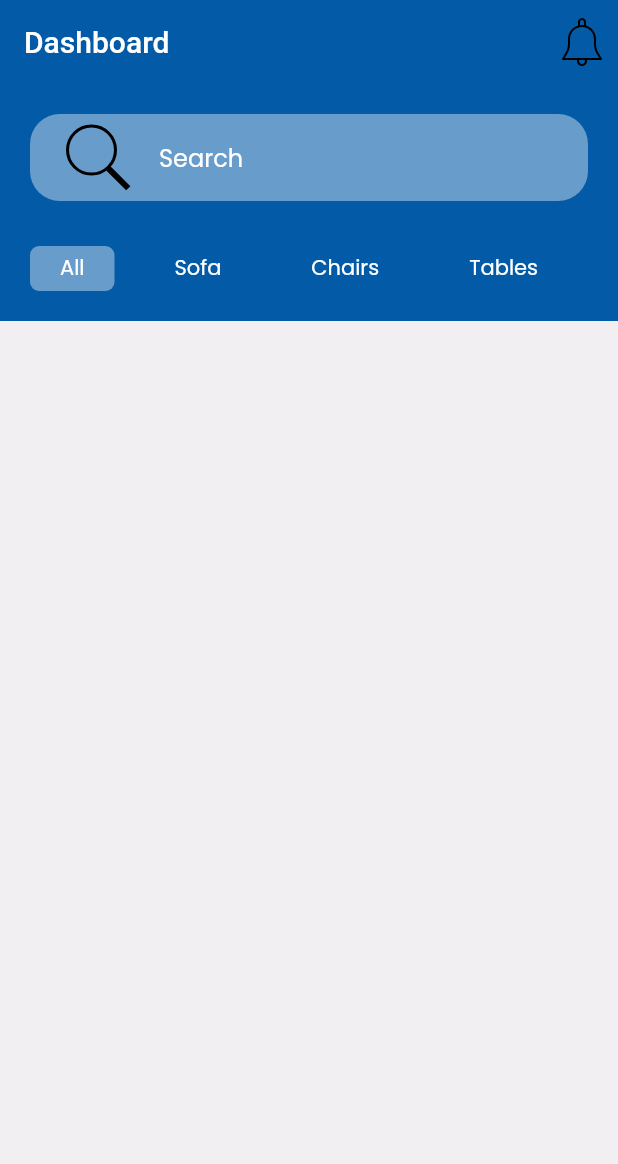
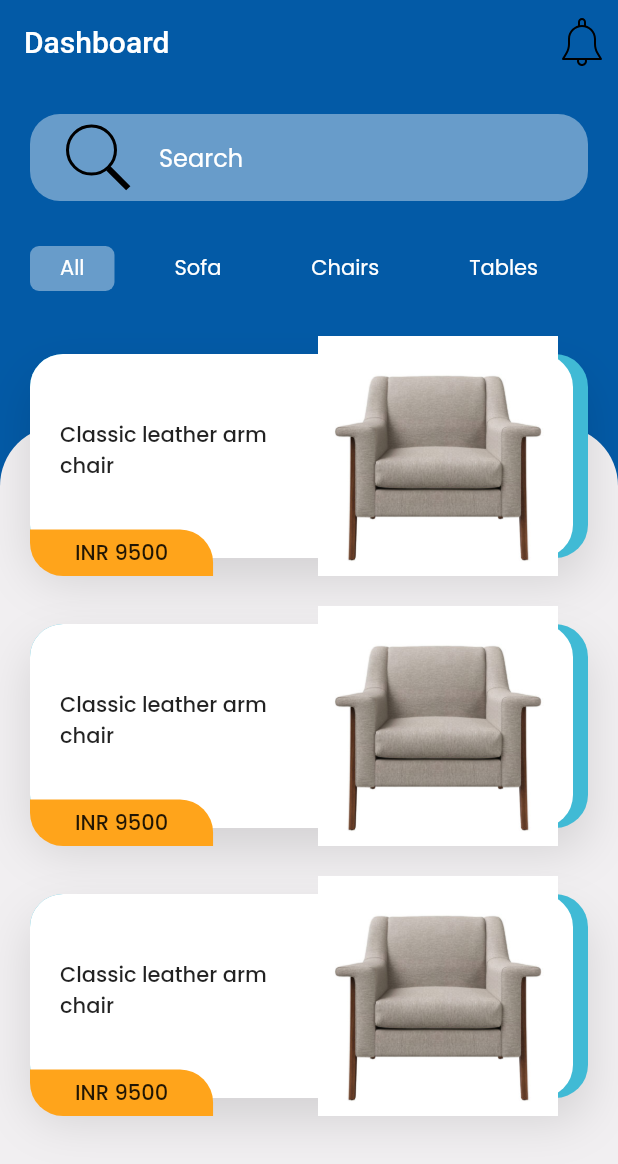
Before and after one commit to scriptclump/flutter-furniture-shop-app-ui, a Flutter app: the screen it shows after launch, on a phone screen of 412 x 824 dp. Shown: the top 1164 px of the screen. Run offline on Flutter 3.47's test engine with Material 2 defaults, Android fonts, the phone set to English and light mode, and no system bars; our stand-ins replace flutter_svg, google_fonts.

Commit message:
Creates product card

```diff
--- a/lib/screens/product/components/body.dart
+++ b/lib/screens/product/components/body.dart
@@ -1,3 +1,5 @@
+import 'package:first_app/models/product.dart';
+import 'package:first_app/screens/product/components/product_card.dart';
 import 'package:flutter/material.dart';
 import 'package:flutter_svg/svg.dart';
 
@@ -8,8 +10,6 @@ import '../components/category_list.dart';
 class Body extends StatelessWidget {
   @override
   Widget build(BuildContext context) {
-    // It will provide total height & width of screen
-    Size size = MediaQuery.of(context).size;
     return SafeArea(
       child: Column(
         children: <Widget>[
@@ -19,11 +19,21 @@ class Body extends StatelessWidget {
           Expanded(
             child: Stack(
               children: <Widget>[
+                // Background with White
                 Container(
+                  margin: EdgeInsets.only(top: 70),
                   decoration: BoxDecoration(
                     color: kBackgroudColor,
+                    borderRadius: BorderRadius.only(
+                      topLeft: Radius.circular(40),
+                      topRight: Radius.circular(40),
+                    ),
                   ),
                 ),
+                ListView.builder(
+                  itemCount: 3,
+                  itemBuilder: (context, index) => ProductCard(),
+                )
               ],
             ),
           )
--- /dev/null
+++ b/lib/screens/product/components/product_card.dart
@@ -0,0 +1,107 @@
+import 'package:first_app/models/product.dart';
+import 'package:flutter/material.dart';
+
+import '../../../constants.dart';
+
+class ProductCard extends StatelessWidget {
+  const ProductCard({
+    Key key,
+    this.itemIndex,
+    this.product,
+  }) : super(key: key);
+
+  final int itemIndex;
+  final Product product;
+
+  @override
+  Widget build(BuildContext context) {
+    // It will provide total height & width of screen
+    Size size = MediaQuery.of(context).size;
+    return Container(
+      margin: EdgeInsets.symmetric(
+        horizontal: kDefaultPadding,
+        vertical: kDefaultPadding / 2,
+      ),
+      // color: Colors.blueAccent,
+      height: 160,
+      child: Stack(
+        alignment: Alignment.center,
+        children: <Widget>[
+          // Image white backgound
+          Container(
+            height: 136,
+            decoration: BoxDecoration(
+              borderRadius: BorderRadius.circular(22),
+              color: kBlueColor,
+              boxShadow: [kDefaultShadow],
+            ),
+            child: Container(
+              margin: EdgeInsets.only(right: 10),
+              decoration: BoxDecoration(
+                color: Colors.white,
+                borderRadius: BorderRadius.circular(22),
+              ),
+            ),
+          ),
+          // Product image
+          Positioned(
+            top: 0,
+            right: 0,
+            child: Container(
+              padding: EdgeInsets.symmetric(horizontal: kDefaultPadding),
+              height: 160,
+              width: 200,
+              child: Image.asset(
+                "assets/images/chair1.jpg",
+                fit: BoxFit.cover,
+              ),
+            ),
+          ),
+          // Product title & price
+          Positioned(
+            bottom: 0,
+            left: 0,
+            child: SizedBox(
+              height: 136,
+              // Total size - image width
+              width: size.width - 200,
+              child: Column(
+                crossAxisAlignment: CrossAxisAlignment.start,
+                children: <Widget>[
+                  Spacer(),
+                  Padding(
+                    padding:
+                        const EdgeInsets.symmetric(horizontal: kDefaultPadding),
+                    child: Text(
+                      "Classic leather arm chair",
+                      style: Theme.of(context).textTheme.button,
+                    ),
+                  ),
+                  // Get the space between text & button
+                  Spacer(),
+                  Container(
+                    padding: EdgeInsets.symmetric(
+                        horizontal: kDefaultPadding * 1.5, // 30 default padding
+                        vertical: kDefaultPadding / 4 // 5 top & bottom
+                        ),
+                    decoration: BoxDecoration(
+                      color: kSecondaryColor,
+                      borderRadius: BorderRadius.only(
+                        bottomLeft: Radius.circular(22),
+                        topRight: Radius.circular(22),
+                      ),
+                    ),
+                    child: Text(
+                      'INR 9500',
+                      style: Theme.of(context).textTheme.button,
+                    ),
+                  ),
+                ],
+              ),
+            ),
+          ),
+        ],
+      ),
+    );
+  }
+}
```
Also changed, not shown: assets/images/chair1.jpg (added), assets/images/chair2.jpeg (added).
